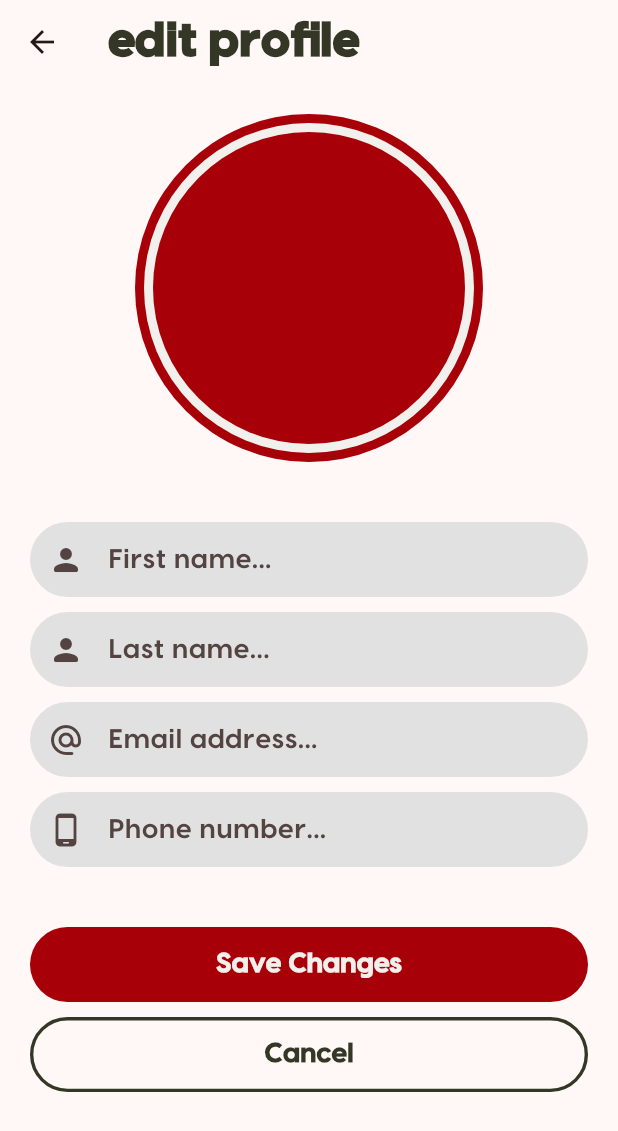
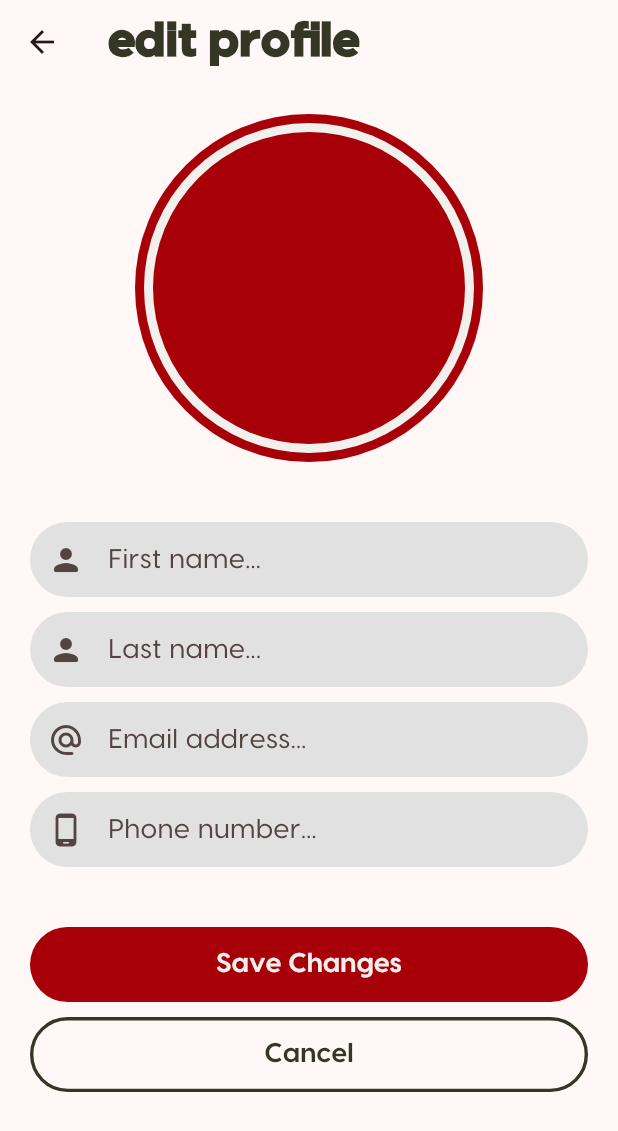
Before and after one commit to ledjoric/pennywise_app, a Flutter app: the EditProfileView screen opened by its route, on a phone screen of 412 x 824 dp. Shown: the top 1131 px of the screen. Run offline on Flutter 3.47's test engine with Material 2 defaults, Android fonts, the phone set to English and light mode, and no system bars; our stand-ins replace animated_splash_screen, dio, firebase_auth, firebase_core, firebase_messaging, get and 2 more; accounts and stored records are empty.

Commit message:
Fixed fontweight for dashboard texts

```diff
--- a/lib/app/app.dart
+++ b/lib/app/app.dart
@@ -20,7 +20,7 @@ class MyApp extends StatelessWidget {
         useMaterial3: true,
         colorSchemeSeed: tertiaryColor,
       ),
-      initialRoute: sendMoneyAmount,
+      initialRoute: logIn,
       getPages: AppPages.pages,
     );
   }
--- a/lib/app/global/constants/styles.dart
+++ b/lib/app/global/constants/styles.dart
@@ -20,21 +20,19 @@ const BorderRadius kBottomSheetRadius = BorderRadius.only(
 
 const kFieldStyle = TextStyle(
   fontSize: fontSize,
-  fontFamily: boldFont,
+  fontFamily: mediumFont,
 );
 
 const kButtonStyle = TextStyle(
   fontSize: fontSize,
   fontFamily: boldFont,
   color: primaryColor,
-  fontWeight: FontWeight.bold,
 );
 
 const kButtonStyle2 = TextStyle(
   fontSize: fontSize,
   fontFamily: boldFont,
   color: secondaryColor,
-  fontWeight: FontWeight.bold,
 );
 
 const kRegTextStyle = TextStyle(
@@ -47,27 +45,26 @@ const kBoldTextStyle = TextStyle(
   fontSize: fontSize,
   fontFamily: extraBoldFont,
   color: greyDark,
-  fontWeight: FontWeight.bold,
 );
 
 const kRegHeaderStyle = TextStyle(
   fontSize: headerFont,
   color: secondaryColor,
   fontFamily: boldFont,
+  letterSpacing: 0.005,
 );
 
 const kBalanceStyle = TextStyle(
   fontSize: balanceFont,
   color: secondaryColor,
-  fontFamily: boldFont,
-  fontWeight: FontWeight.bold,
+  fontFamily: extraBoldFont,
 );
 
 const kBoldHeaderStyle = TextStyle(
   fontSize: headerFont,
   color: secondaryColor,
+  fontFamily: heavyFont,
   fontWeight: FontWeight.bold,
-  fontFamily: heavyFont,
 );
 
 const kIconBox = BoxDecoration(
--- a/lib/app/global/widgets/amount_textformfield.dart
+++ b/lib/app/global/widgets/amount_textformfield.dart
@@ -38,7 +38,7 @@ class AmountTextFormField extends StatelessWidget {
             ),
             hintText: '0.00',
             contentPadding: EdgeInsets.only(
-              bottom: 12,
+              bottom: 0,
             ),
           ),
         ),
--- a/lib/app/global/widgets/transaction_card.dart
+++ b/lib/app/global/widgets/transaction_card.dart
@@ -24,14 +24,17 @@ class TransactionCard extends StatelessWidget {
         text: type,
         color: tertiaryColor,
         style: kBoldTextStyle,
+        align: TextAlign.left,
       ),
       subtitle: AppRegularText(
         text: date!,
         color: greyDark,
+        align: TextAlign.left,
       ),
       trailing: AppRegularText(
         text: '$operator \$$amount',
         color: tertiaryColor,
+        style: kBoldTextStyle,
       ),
     );
   }
```
Also changed, not shown: lib/app/global/constants/fonts.dart (+4 -4 lines).
